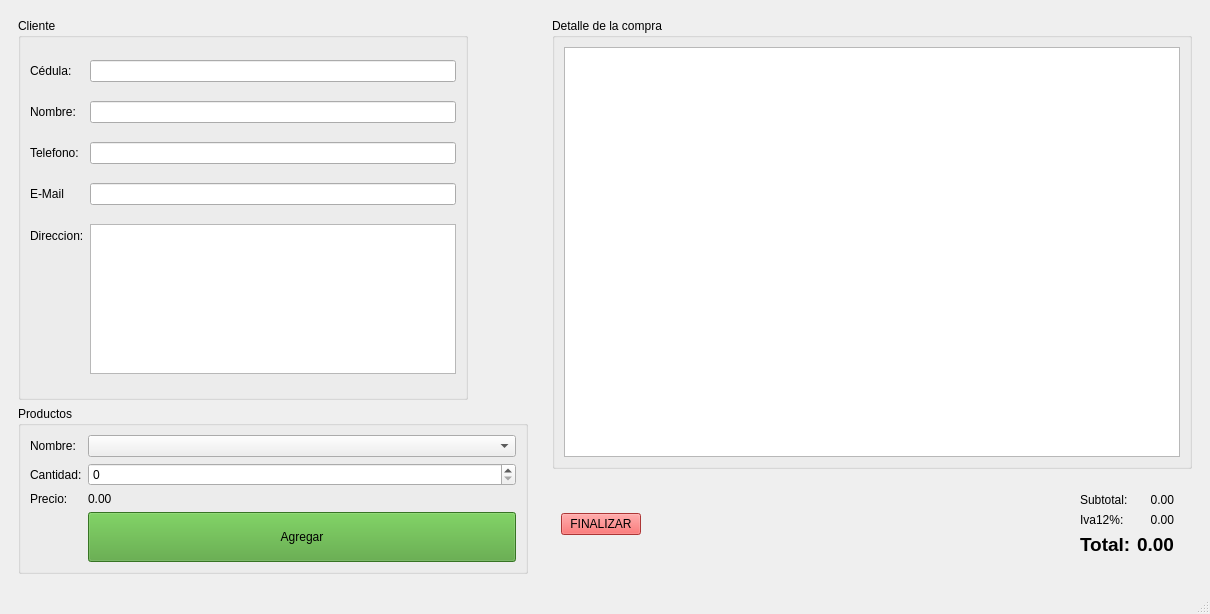
First picture: the form in tienda.ui, repository andrewrv43/P959-TIENDA, before the edit.
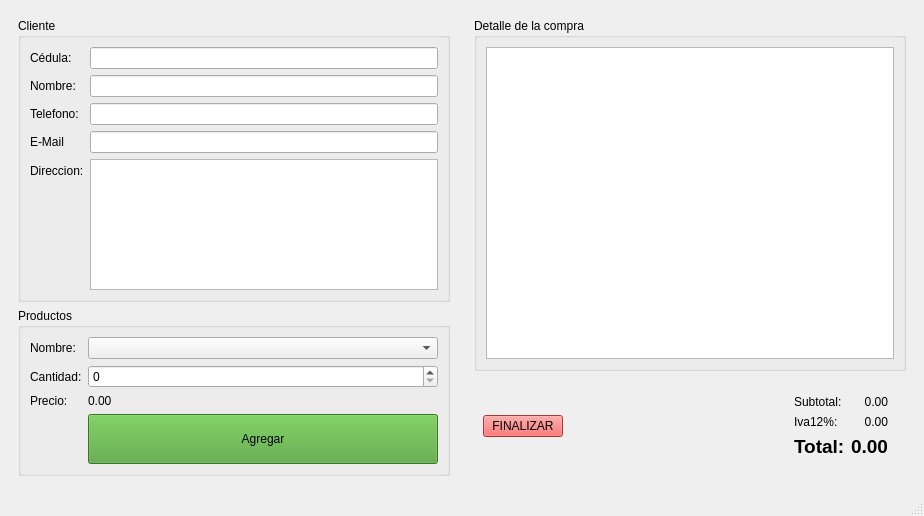
Second picture: the form after the edit.

```diff
--- a/tienda.ui
+++ b/tienda.ui
@@ -6,10 +6,16 @@
    <rect>
     <x>0</x>
     <y>0</y>
-    <width>1210</width>
-    <height>614</height>
+    <width>924</width>
+    <height>516</height>
    </rect>
   </property>
+  <property name="maximumSize">
+   <size>
+    <width>924</width>
+    <height>600</height>
+   </size>
+  </property>
   <property name="windowTitle">
    <string>Tienda</string>
   </property>
```
Left out of the diff: 2 changed lines with no effect on the pictures.
